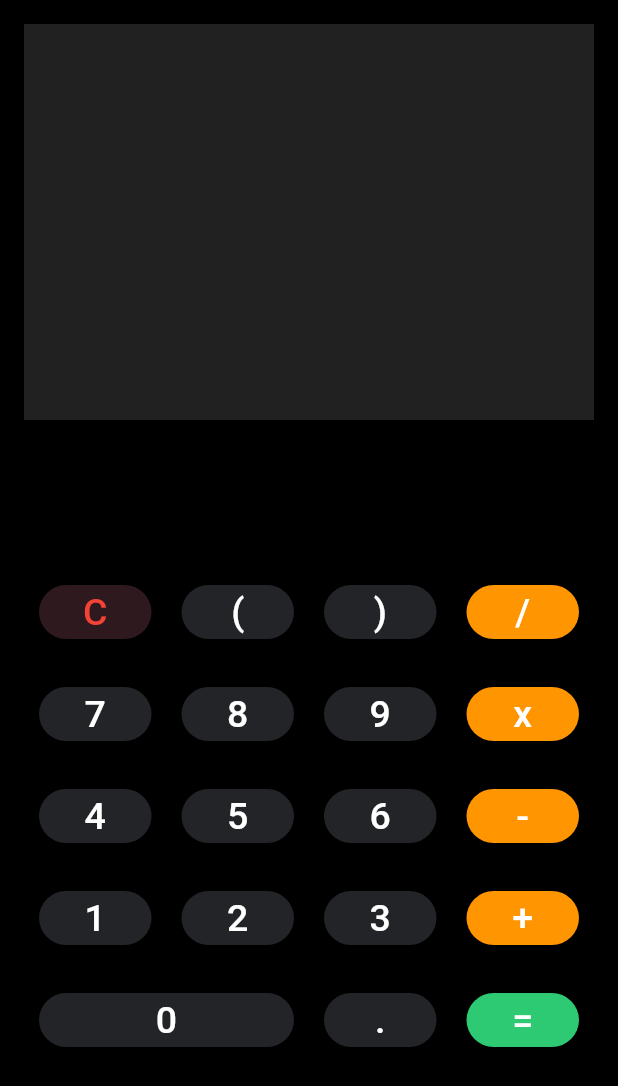
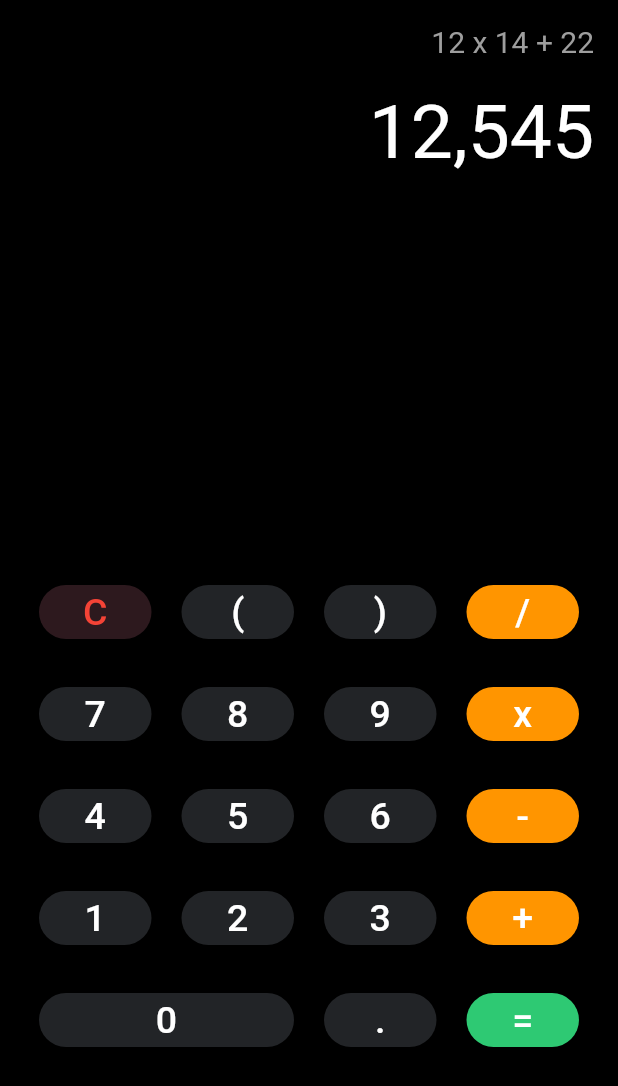
Before and after one commit to VBT-Intership/SamedBicer-FlutterCalculator, a Flutter app: the screen it shows after launch, on a phone screen of 412 x 824 dp. Shown: the top 1086 px of the screen. Run offline on Flutter 3.47's test engine with Material 2 defaults, Android fonts, the phone set to English and light mode, and no system bars.

Commit message:
screen ui added

```diff
--- a/lib/main.dart
+++ b/lib/main.dart
@@ -16,8 +16,37 @@ class MyApp extends StatelessWidget {
             child: Column(
               children: [
                 Expanded(
-                  child: Container(
-                    color: Colors.grey[900],
+                  child: Column(
+                    mainAxisAlignment: MainAxisAlignment.start,
+                    children: [
+                      Row(
+                        mainAxisAlignment: MainAxisAlignment.end,
+                        children: [
+                          Text(
+                            '12 x 14 + 22',
+                            style: TextStyle(
+                              color: Colors.grey,
+                              fontSize: 20.0,
+                            ),
+                          ),
+                        ],
+                      ),
+                      SizedBox(
+                        height: 20.0,
+                      ),
+                      Row(
+                        mainAxisAlignment: MainAxisAlignment.end,
+                        children: [
+                          Text(
+                            '12,545',
+                            style: TextStyle(
+                              color: Colors.white,
+                              fontSize: 50.0,
+                            ),
+                          ),
+                        ],
+                      ),
+                    ],
                   ),
                 ),
                 Expanded(
```
